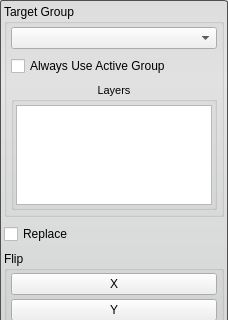
Before: the Qt Designer form Interface/ToolInterface/FlipToolInterface.ui in jessdtate/Seg3D, drawn with Qt 5; both pictures show x 0 to 228 and y 0 to 320 of the 228 by 519 pixel window.
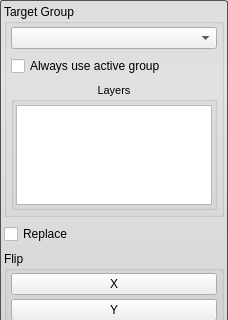
After: the same form once the commit is applied.

What changed in the file:
```diff
--- a/Interface/ToolInterface/FlipToolInterface.ui
+++ b/Interface/ToolInterface/FlipToolInterface.ui
@@ -124,7 +124,7 @@
          <item>
           <widget class="QCheckBox" name="use_active_group_">
            <property name="text">
-            <string>Always Use Active Group</string>
+            <string>Always use active group</string>
            </property>
           </widget>
          </item>
```
